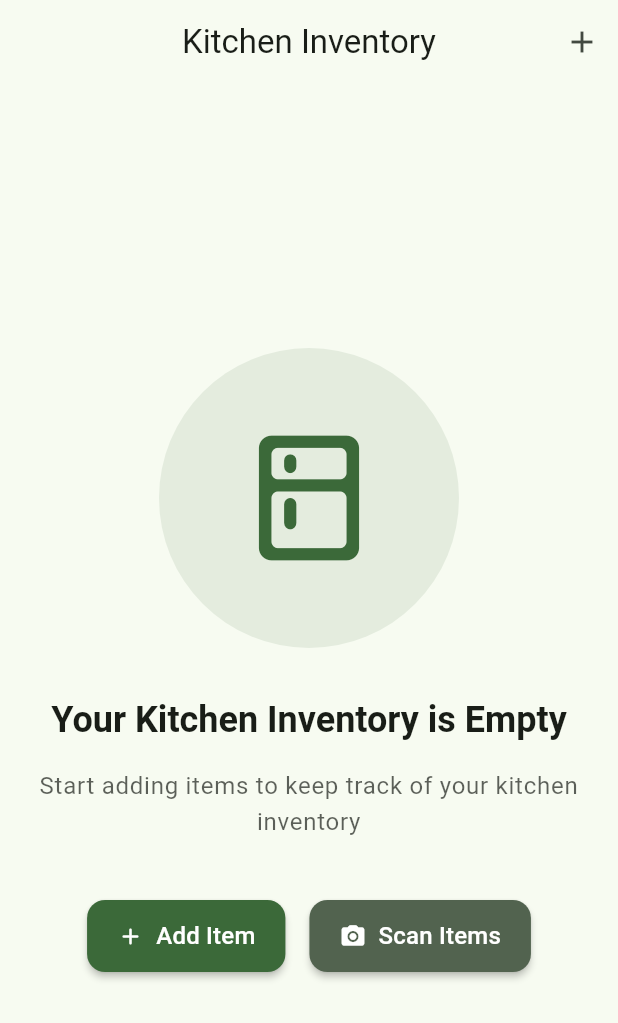
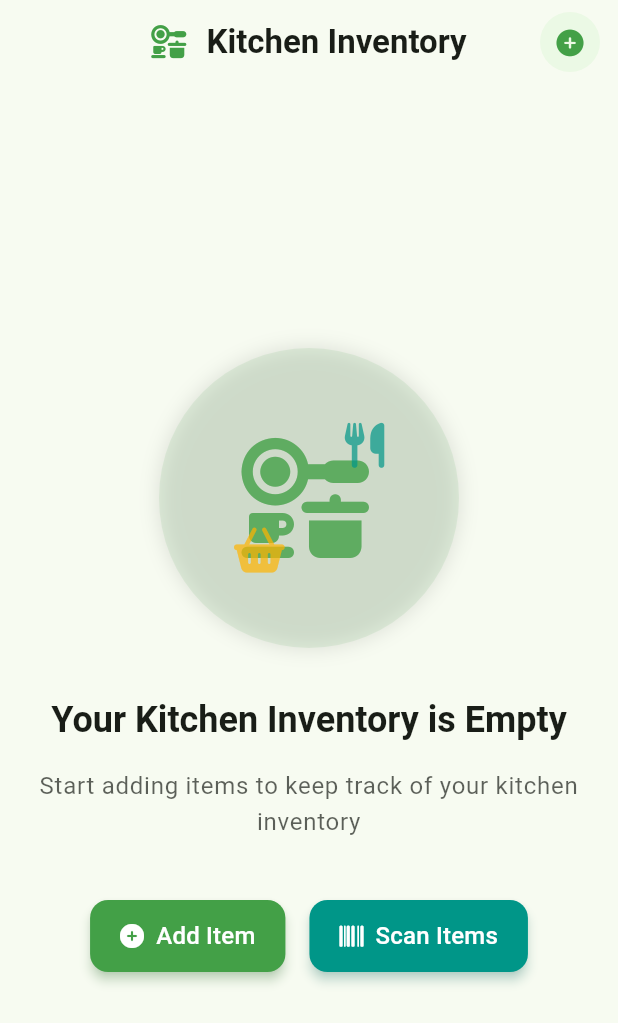
Before and after one commit to Alex-apostolo/what-can-i-make, a Flutter app: the screen it shows after launch, on a phone screen of 412 x 824 dp. Shown: the top 1023 px of the screen. Run offline on Flutter 3.47's test engine with Material 3 defaults, Android fonts, the phone set to English and light mode, and no system bars; our stand-ins replace dartz, flutter_dotenv, font_awesome_flutter, image_picker, sqflite; missing offline and left inert: openai_dart; accounts and stored records are empty.

Commit message:
Updated icons

```diff
--- a/lib/presentation/inventory/components/app_bar.dart
+++ b/lib/presentation/inventory/components/app_bar.dart
@@ -1,4 +1,5 @@
 import 'package:flutter/material.dart';
+import 'package:font_awesome_flutter/font_awesome_flutter.dart';
 
 class HomeAppBar extends StatelessWidget implements PreferredSizeWidget {
   final bool hasItems;
@@ -14,21 +15,53 @@ class HomeAppBar extends StatelessWidget implements PreferredSizeWidget {
 
   @override
   Widget build(BuildContext context) {
+    final theme = Theme.of(context);
+    final colorScheme = theme.colorScheme;
+
     return AppBar(
       elevation: 0,
-      title: const Text('Kitchen Inventory'),
+      scrolledUnderElevation: 2,
+      title: Row(
+        mainAxisSize: MainAxisSize.min,
+        children: [
+          FaIcon(
+            FontAwesomeIcons.kitchenSet,
+            color: colorScheme.primary,
+            size: 22,
+          ),
+          const SizedBox(width: 12),
+          Text(
+            'Kitchen Inventory',
+            style: TextStyle(
+              fontWeight: FontWeight.bold,
+              color: theme.textTheme.titleLarge?.color,
+            ),
+          ),
+        ],
+      ),
+      centerTitle: true,
       actions: [
         if (hasItems)
           IconButton(
-            icon: const Icon(Icons.delete_sweep),
+            icon: const FaIcon(FontAwesomeIcons.trashCan, size: 18),
             tooltip: 'Clear all items',
             onPressed: onClearPressed,
+            style: IconButton.styleFrom(
+              foregroundColor: colorScheme.error,
+              backgroundColor: colorScheme.errorContainer.withOpacity(0.2),
+            ),
           ),
+        const SizedBox(width: 8),
         IconButton(
-          icon: const Icon(Icons.add),
+          icon: const FaIcon(FontAwesomeIcons.circlePlus, size: 18),
           tooltip: 'Add item manually',
           onPressed: onAddPressed,
+          style: IconButton.styleFrom(
+            foregroundColor: colorScheme.primary,
+            backgroundColor: colorScheme.primaryContainer.withOpacity(0.2),
+          ),
         ),
+        const SizedBox(width: 8),
       ],
     );
   }
--- a/lib/presentation/inventory/components/empty_state.dart
+++ b/lib/presentation/inventory/components/empty_state.dart
@@ -1,4 +1,5 @@
 import 'package:flutter/material.dart';
+import 'package:font_awesome_flutter/font_awesome_flutter.dart';
 
 class EmptyState extends StatelessWidget {
   final VoidCallback onAddPressed;
@@ -9,6 +10,7 @@ class EmptyState extends StatelessWidget {
   @override
   Widget build(BuildContext context) {
     final theme = Theme.of(context);
+    final colorScheme = theme.colorScheme;
 
     return Center(
       child: SingleChildScrollView(
@@ -22,13 +24,43 @@ class EmptyState extends StatelessWidget {
               width: 200,
               height: 200,
               decoration: BoxDecoration(
-                color: theme.colorScheme.primary.withOpacity(0.1),
+                color: colorScheme.primary.withOpacity(0.1),
                 shape: BoxShape.circle,
+                boxShadow: [
+                  BoxShadow(
+                    color: colorScheme.shadow.withOpacity(0.1),
+                    blurRadius: 10,
+                    spreadRadius: 1,
+                  ),
+                ],
               ),
-              child: Icon(
-                Icons.kitchen_rounded,
-                size: 100,
-                color: theme.colorScheme.primary,
+              child: Stack(
+                alignment: Alignment.center,
+                children: [
+                  FaIcon(
+                    FontAwesomeIcons.kitchenSet,
+                    size: 80,
+                    color: colorScheme.primary.withOpacity(0.8),
+                  ),
+                  Positioned(
+                    top: 50,
+                    right: 50,
+                    child: FaIcon(
+                      FontAwesomeIcons.utensils,
+                      size: 30,
+                      color: colorScheme.secondary.withOpacity(0.7),
+                    ),
+                  ),
+                  Positioned(
+                    bottom: 50,
+                    left: 50,
+                    child: FaIcon(
+                      FontAwesomeIcons.basketShopping,
+                      size: 30,
+                      color: colorScheme.tertiary.withOpacity(0.7),
+                    ),
+                  ),
+                ],
               ),
             ),
 
@@ -39,7 +71,7 @@ class EmptyState extends StatelessWidget {
               textAlign: TextAlign.center,
               style: theme.textTheme.headlineSmall?.copyWith(
                 fontWeight: FontWeight.bold,
-                color: theme.textTheme.bodyLarge?.color,
+                color: colorScheme.onBackground,
               ),
             ),
 
@@ -49,7 +81,7 @@ class EmptyState extends StatelessWidget {
               'Start adding items to keep track of your kitchen inventory',
               textAlign: TextAlign.center,
               style: theme.textTheme.bodyLarge?.copyWith(
-                color: theme.textTheme.bodyLarge?.color?.withOpacity(0.7),
+                color: colorScheme.onBackground.withOpacity(0.7),
               ),
             ),
 
@@ -61,18 +93,18 @@ class EmptyState extends StatelessWidget {
               children: [
                 _ActionButton(
                   onPressed: onAddPressed,
-                  icon: Icons.add_rounded,
+                  icon: FontAwesomeIcons.circlePlus,
                   label: 'Add Item',
-                  color: theme.colorScheme.primary,
+                  color: colorScheme.primary,
                 ),
 
                 if (onScanPressed != null) ...[
                   const SizedBox(width: 16),
                   _ActionButton(
                     onPressed: onScanPressed!,
-                    icon: Icons.camera_alt_rounded,
+                    icon: FontAwesomeIcons.barcode,
                     label: 'Scan Items',
-                    color: theme.colorScheme.secondary,
+                    color: colorScheme.secondary,
                   ),
                 ],
               ],
@@ -112,12 +144,13 @@ class _ActionButton extends StatelessWidget {
         foregroundColor: contrastColor,
         padding: const EdgeInsets.symmetric(horizontal: 20, vertical: 12),
         shape: RoundedRectangleBorder(borderRadius: BorderRadius.circular(12)),
-        elevation: 2,
+        elevation: 3,
+        shadowColor: color.withOpacity(0.5),
       ),
       child: Row(
         mainAxisSize: MainAxisSize.min,
         children: [
-          Icon(icon, color: contrastColor),
+          FaIcon(icon, color: contrastColor, size: 16),
           const SizedBox(width: 8),
           Text(
             label,
--- a/lib/presentation/theme/app_theme.dart
+++ b/lib/presentation/theme/app_theme.dart
@@ -4,15 +4,26 @@ import 'package:flutter/material.dart';
 class AppTheme {
   /// Creates the light theme for the app
   static ThemeData lightTheme() {
+    final ColorScheme colorScheme = ColorScheme.fromSeed(
+      seedColor: Colors.green.shade600,
+      brightness: Brightness.light,
+      primary: Colors.green.shade600,
+      secondary: Colors.teal.shade500,
+      tertiary: Colors.amber.shade600,
+    );
+
     return ThemeData(
       useMaterial3: true,
-      colorScheme: ColorScheme.fromSeed(
-        seedColor: Colors.green,
-        brightness: Brightness.light,
+      colorScheme: colorScheme,
+      appBarTheme: AppBarTheme(
+        centerTitle: true,
+        elevation: 0,
+        backgroundColor: colorScheme.surface,
+        foregroundColor: colorScheme.onSurface,
       ),
-      appBarTheme: const AppBarTheme(centerTitle: true, elevation: 0),
       cardTheme: CardTheme(
         elevation: 2,
+        shadowColor: colorScheme.shadow.withOpacity(0.3),
         shape: RoundedRectangleBorder(borderRadius: BorderRadius.circular(16)),
       ),
       elevatedButtonTheme: ElevatedButtonThemeData(
@@ -21,12 +32,28 @@ class AppTheme {
           shape: RoundedRectangleBorder(
             borderRadius: BorderRadius.circular(12),
           ),
+          elevation: 2,
         ),
       ),
       inputDecorationTheme: InputDecorationTheme(
         border: OutlineInputBorder(borderRadius: BorderRadius.circular(12)),
         filled: true,
         fillColor: Colors.grey.shade50,
+        prefixIconColor: colorScheme.primary.withOpacity(0.7),
+        suffixIconColor: colorScheme.primary.withOpacity(0.7),
+        focusedBorder: OutlineInputBorder(
+          borderRadius: BorderRadius.circular(12),
+          borderSide: BorderSide(color: colorScheme.primary, width: 2),
+        ),
+      ),
+      iconTheme: IconThemeData(
+        color: colorScheme.onSurface.withOpacity(0.8),
+        size: 24,
+      ),
+      dividerTheme: DividerThemeData(
+        color: colorScheme.outlineVariant,
+        thickness: 1,
+        space: 24,
       ),
     );
   }
@@ -35,8 +62,11 @@ class AppTheme {
   static ThemeData darkTheme() {
     // Create a dark color scheme based on green
     final ColorScheme darkColorScheme = ColorScheme.fromSeed(
-      seedColor: Colors.green,
+      seedColor: Colors.green.shade600,
       brightness: Brightness.dark,
+      primary: Colors.green.shade400,
+      secondary: Colors.teal.shade300,
+      tertiary: Colors.amber.shade400,
       surface: const Color(0xFF1E1E1E),
       background: const Color(0xFF121212),
       onBackground: Colors.white.withOpacity(0.87),
@@ -55,12 +85,14 @@ class AppTheme {
       ),
       cardTheme: CardTheme(
         elevation: 2,
+        shadowColor: Colors.black.withOpacity(0.4),
         color: darkColorScheme.surface,
         shape: RoundedRectangleBorder(borderRadius: BorderRadius.circular(16)),
       ),
       dialogTheme: DialogTheme(
         backgroundColor: darkColorScheme.surface,
         shape: RoundedRectangleBorder(borderRadius: BorderRadius.circular(16)),
+        elevation: 8,
       ),
       elevatedButtonTheme: ElevatedButtonThemeData(
         style: ElevatedButton.styleFrom(
@@ -70,6 +102,8 @@ class AppTheme {
           shape: RoundedRectangleBorder(
             borderRadius: BorderRadius.circular(12),
           ),
+          elevation: 3,
+          shadowColor: darkColorScheme.primary.withOpacity(0.4),
         ),
       ),
       textButtonTheme: TextButtonThemeData(
@@ -81,18 +115,27 @@ class AppTheme {
         fillColor: darkColorScheme.surfaceVariant.withOpacity(0.3),
         labelStyle: TextStyle(color: darkColorScheme.onSurfaceVariant),
         prefixIconColor: darkColorScheme.primary.withOpacity(0.8),
+        suffixIconColor: darkColorScheme.primary.withOpacity(0.8),
+        focusedBorder: OutlineInputBorder(
+          borderRadius: BorderRadius.circular(12),
+          borderSide: BorderSide(color: darkColorScheme.primary, width: 2),
+        ),
       ),
       iconTheme: IconThemeData(
         color: darkColorScheme.onSurface.withOpacity(0.8),
+        size: 24,
       ),
       dividerTheme: DividerThemeData(
         color: darkColorScheme.onSurface.withOpacity(0.1),
+        thickness: 1,
+        space: 24,
       ),
       bottomSheetTheme: BottomSheetThemeData(
         backgroundColor: darkColorScheme.surface,
         shape: const RoundedRectangleBorder(
           borderRadius: BorderRadius.vertical(top: Radius.circular(20)),
         ),
+        modalElevation: 8,
       ),
     );
   }
--- a/pubspec.yaml
+++ b/pubspec.yaml
@@ -41,6 +41,7 @@ dependencies:
   json_annotation: ^4.8.1
   freezed_annotation: ^2.4.1
   dartz: ^0.10.1 # Functional programming library
+  font_awesome_flutter: ^10.8.0
 
   # The following adds the Cupertino Icons font to your application.
   # Use with the CupertinoIcons class for iOS style icons.
```
Also changed, not shown: lib/domain/models/ingredient_category.dart (+41 -0 lines), lib/presentation/inventory/components/grouped_ingredient_list.dart (+41 -0 lines), lib/presentation/inventory/components/ingredient_card.dart (+24 -0 lines), lib/presentation/inventory/dialogs/edit_item_dialog.dart (+7 -1 lines), lib/presentation/shared/styled_fab.dart (+8 -4 lines), pubspec.lock.
